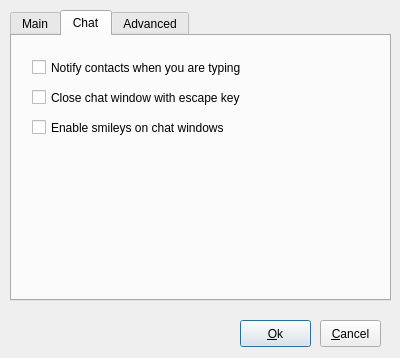
Above: ui/Options.ui from 8102/QNetSoul before the change. Below: the same form after it.
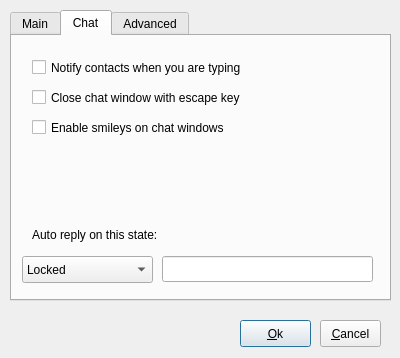
That is the form after the change. The open tabs and pages were chosen to show the change. Icons and pictures are not drawn.

Commit message: Version 0.05: auto reply has been added.

```diff
--- a/ui/Options.ui
+++ b/ui/Options.ui
@@ -269,6 +269,69 @@
        <normaloff>:/images/grin.png</normaloff>:/images/grin.png</iconset>
      </property>
     </widget>
+    <widget class="QComboBox" name="autoReplyComboBox">
+     <property name="geometry">
+      <rect>
+       <x>10</x>
+       <y>220</y>
+       <width>131</width>
+       <height>27</height>
+      </rect>
+     </property>
+     <item>
+      <property name="text">
+       <string>Locked</string>
+      </property>
+      <property name="icon">
+       <iconset resource="../Images.qrc">
+        <normaloff>:/images/lock.png</normaloff>:/images/lock.png</iconset>
+      </property>
+     </item>
+     <item>
+      <property name="text">
+       <string>Away</string>
+      </property>
+      <property name="icon">
+       <iconset resource="../Images.qrc">
+        <normaloff>:/images/away.png</normaloff>:/images/away.png</iconset>
+      </property>
+     </item>
+     <item>
+      <property name="text">
+       <string>Server</string>
+      </property>
+      <property name="icon">
+       <iconset resource="../Images.qrc">
+        <normaloff>:/images/server.png</normaloff>:/images/server.png</iconset>
+      </property>
+     </item>
+    </widget>
+    <widget class="QLineEdit" name="autoReplyLineEdit">
+     <property name="geometry">
+      <rect>
+       <x>150</x>
+       <y>220</y>
+       <width>211</width>
+       <height>26</height>
+      </rect>
+     </property>
+     <property name="maxLength">
+      <number>300</number>
+     </property>
+    </widget>
+    <widget class="QLabel" name="autoReplyLabel">
+     <property name="geometry">
+      <rect>
+       <x>20</x>
+       <y>190</y>
+       <width>341</width>
+       <height>18</height>
+      </rect>
+     </property>
+     <property name="text">
+      <string>Auto reply on this state:</string>
+     </property>
+    </widget>
    </widget>
    <widget class="QWidget" name="advancedWidget">
     <attribute name="title">
```
The commit also changes 7 other files.
